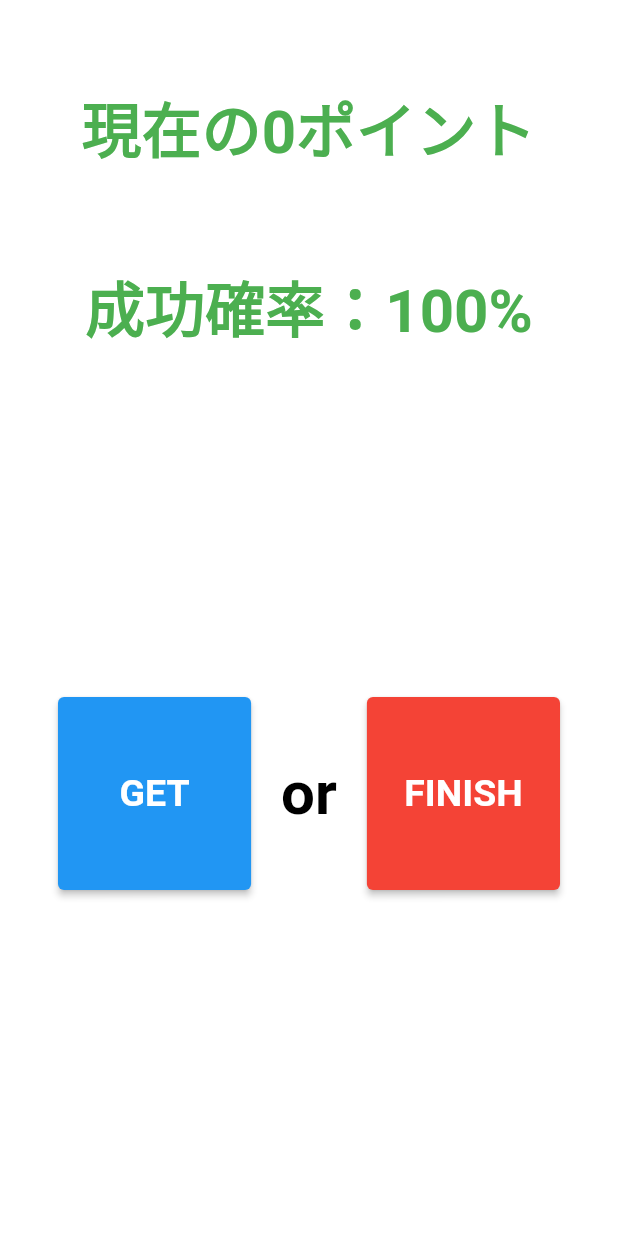
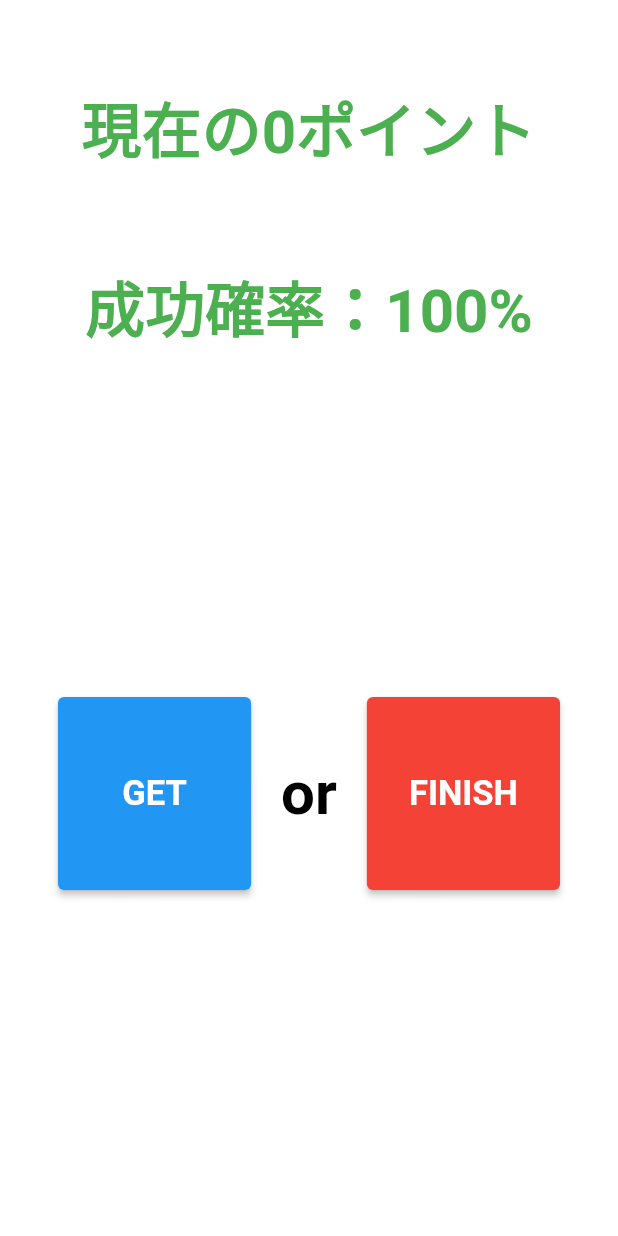
Before and after one commit to iseruuuuu/prize_get_app, a Flutter app: the GameScreen screen opened directly, on a phone screen of 412 x 824 dp. Run offline on Flutter 3.47's test engine with Material 2 defaults, Android fonts, the phone set to English and light mode, and no system bars; our stand-ins replace awesome_dialog, flutter_easyloading, get, shared_preferences; missing offline and left inert: enum_to_string, flutter_animator, flutter_dynamic_icon; accounts and stored records are empty.

Commit message:
fix: change button

```diff
--- a/lib/component/game_button.dart
+++ b/lib/component/game_button.dart
@@ -22,7 +22,7 @@ class GameButton extends StatelessWidget {
         child: Text(
           text,
           style: const TextStyle(
-            fontSize: 25,
+            fontSize: 23,
             fontWeight: FontWeight.bold,
             color: Colors.white,
           ),
```
